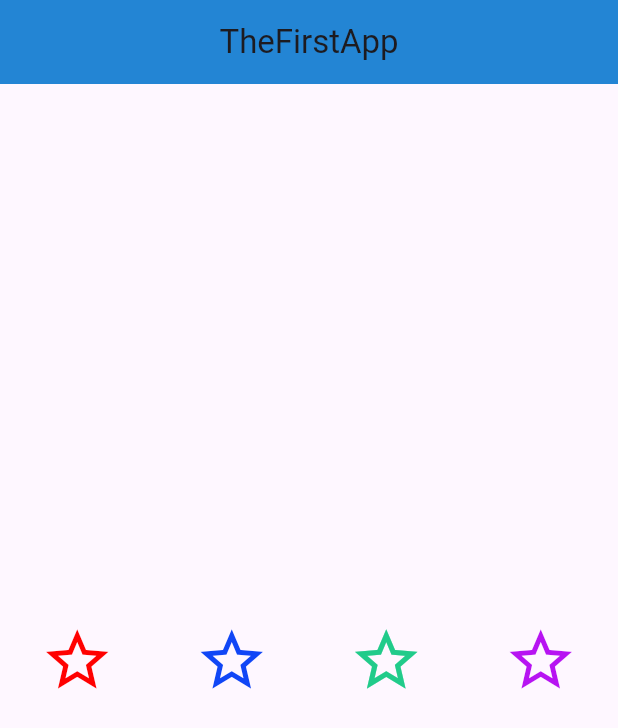
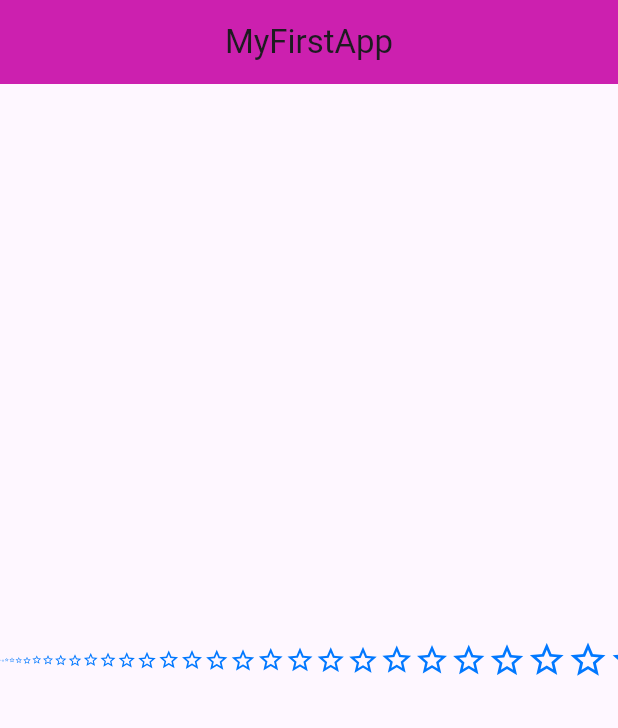
Before and after one commit to shaf1501/flutter_application_2, a Flutter app: the screen it shows after launch, on a phone screen of 412 x 824 dp. Shown: the top 728 px of the screen. Run offline on Flutter 3.47's test engine with Material 3 defaults, Android fonts, the phone set to English and light mode, and no system bars.

Commit message:
SingleChildScrollView

```diff
--- a/lib/main.dart
+++ b/lib/main.dart
@@ -3,6 +3,12 @@ import 'package:flutter/material.dart';
 void main() {
   runApp(const MyApp());
 }
+/*
+overflow handling:
+1. Single Child Scroll View
+2. Expanded
+3.
+*/
 
 class MyApp extends StatelessWidget {
   const MyApp({super.key});
@@ -14,36 +20,27 @@ class MyApp extends StatelessWidget {
       title: "Basic UI - Flutter",
       home: Scaffold(
           appBar: AppBar(
-            title: Text("TheFirstApp"),
+            title: Text("MyFirstApp"),
             centerTitle: true,
-            backgroundColor: const Color.fromARGB(255, 25, 141, 219),
+            backgroundColor: const Color.fromARGB(255, 219, 25, 177),
             elevation: 10.5,
           ),
-          body: Container(
+          body: SingleChildScrollView(
+            scrollDirection: Axis.horizontal,
+            child: Container(
               height: double.infinity,
               child: Row(
                 mainAxisAlignment: MainAxisAlignment.spaceAround,
                 crossAxisAlignment: CrossAxisAlignment.center,
-              children: [
-                Icon(Icons.star_border,
-                size: 50,
-                color: const Color.fromARGB(255, 255, 1, 1),
+                children: List.generate(100,
+                (index) => Icon(Icons.star_border,
+                  size: index.toDouble(),
+                  color: const Color.fromARGB(255, 1, 120, 255),
                   ),
-                 Icon(Icons.star_border,
-                size: 50,
-                color: const Color.fromARGB(255, 16, 70, 246),
               ),
-                Icon(Icons.star_border,
-                size: 50,
-                color: const Color.fromARGB(255, 33, 203, 138),
-                ),
-                 Icon(Icons.star_border,
-                size: 50,
-                color: const Color.fromARGB(255, 183, 19, 242),
-                ),
-              ],
             ),
           )
+          ),
       ),
     );
   }
```
Lines whose indentation alone changed are shown as unchanged.
